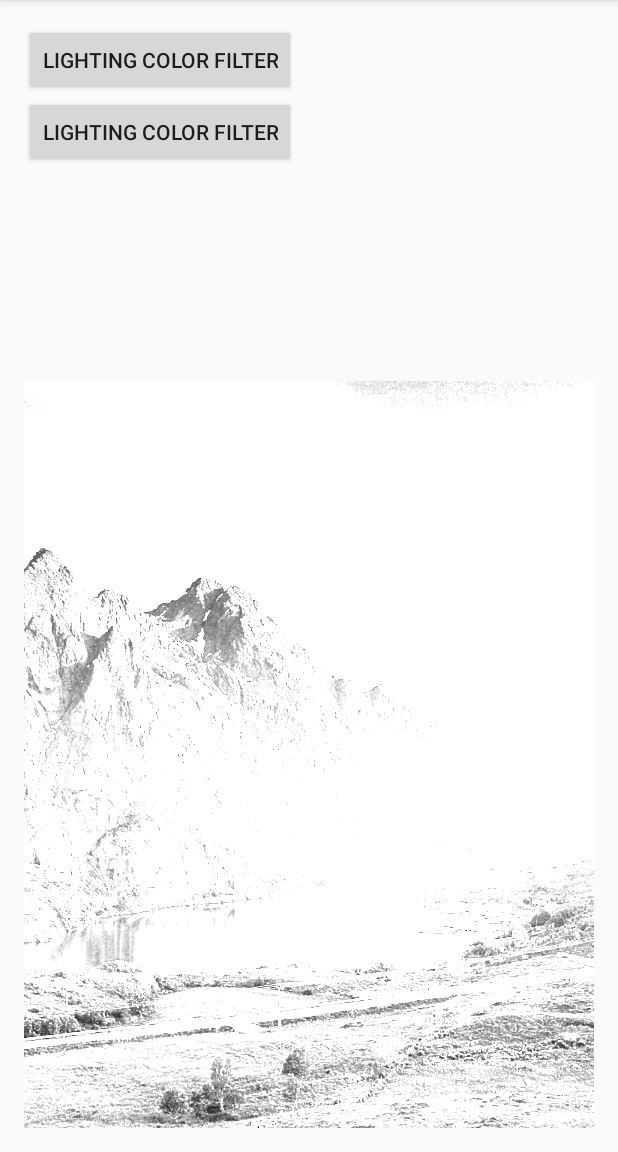
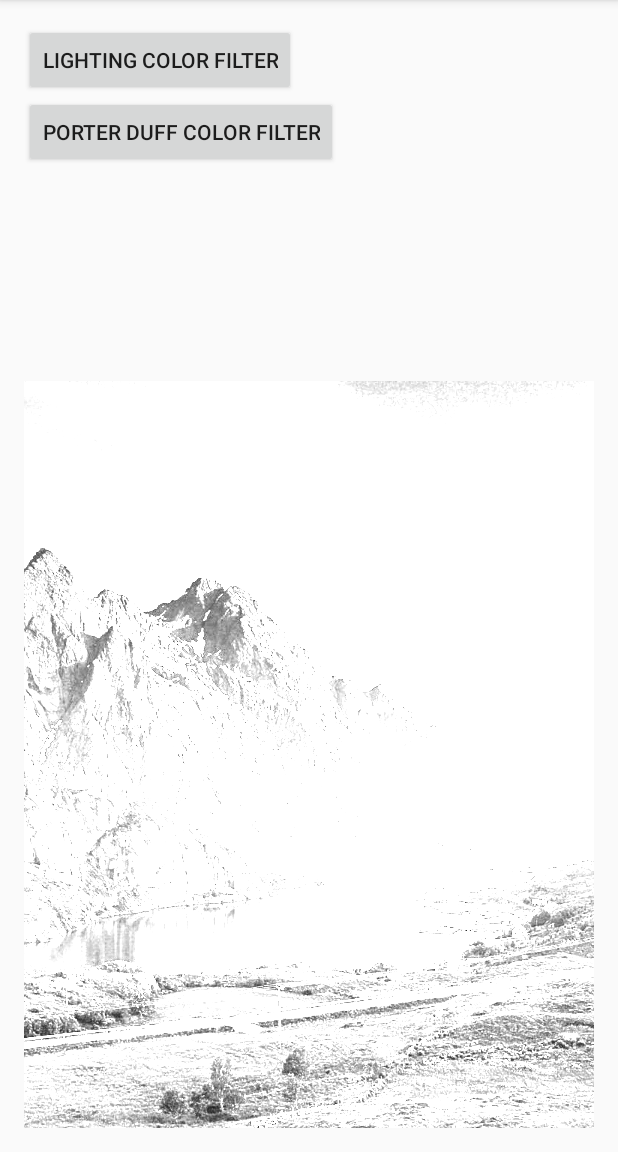
Before and after one commit to conceptcon/DemoCustomView2, an Android app: the screen it shows after launch (MainActivity), on a phone screen of 412 x 824 dp, the part 84-1236 px from its top. Run offline under Robolectric (Android 15) with nearby library versions, the phone set to English and light mode, and no system bars.

Commit message:
PORTER DUFF COLOR FILTER

```diff
--- a/app/src/main/res/layout/activity_main.xml
+++ b/app/src/main/res/layout/activity_main.xml
@@ -18,7 +18,7 @@
         android:id="@+id/btn_porter_duff_color_filter"
         android:layout_width="wrap_content"
         android:layout_height="wrap_content"
-        android:text="Lighting Color Filter" />
+        android:text="PORTER DUFF COLOR FILTER" />
 
     <com.example.leeyou.democustomview2.CustomCircleView
         android:layout_width="match_parent"
```
